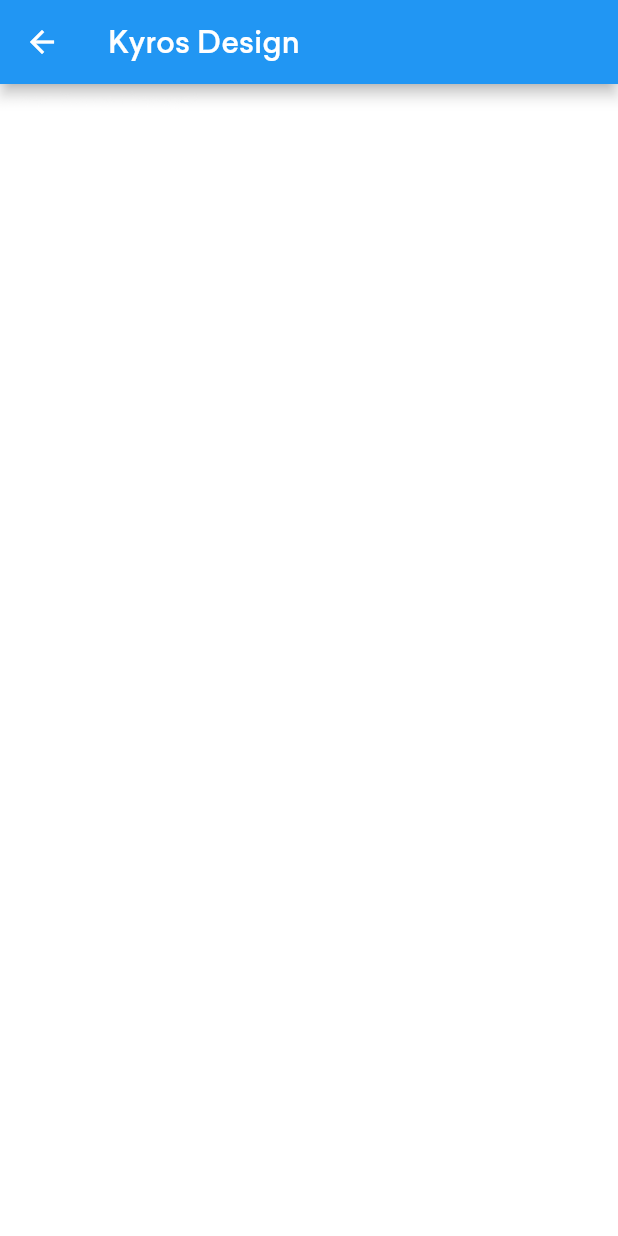
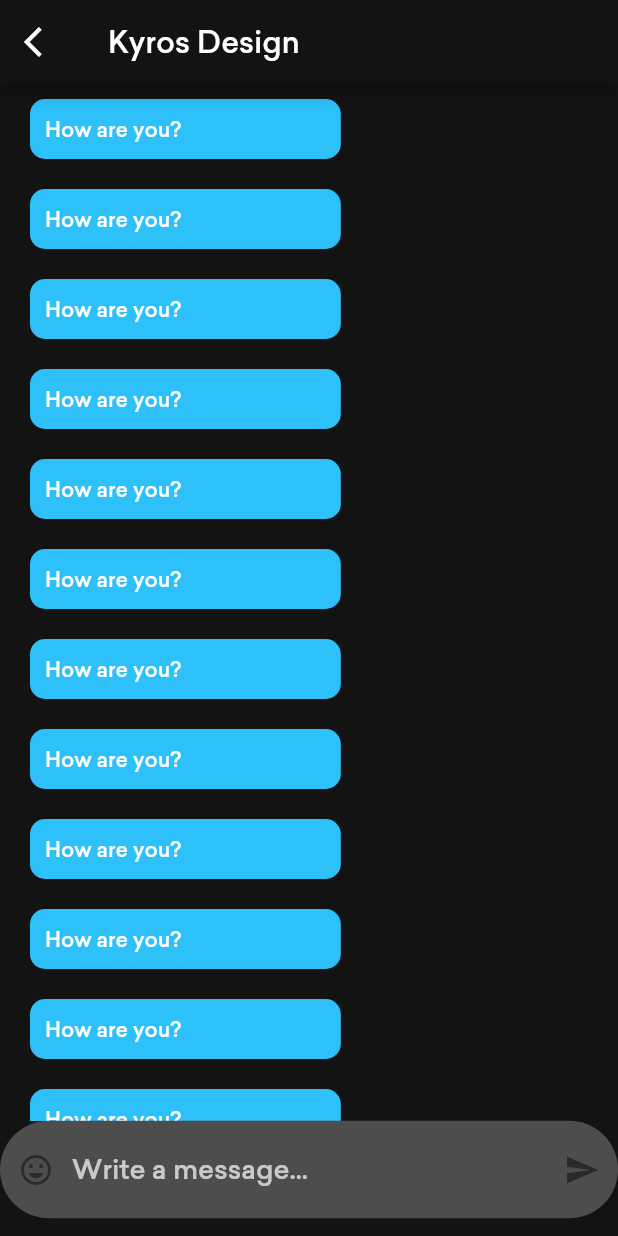
Before and after one commit to KyrosDev/BucketDesign, a Flutter app: the screen it shows after launch, item 3 of the bottom bar chosen, after a tap on "10", on a phone screen of 412 x 824 dp. Run offline on Flutter 3.47's test engine with Material 2 defaults, Android fonts, the phone set to English and light mode, and no system bars; our stand-ins replace flutter_svg, font_awesome_flutter, photo_view, timeago; network calls fail.

Commit message:
Created user chat view and message Modal

```diff
--- a/BucketDesign/lib/views/postDetails.dart
+++ b/BucketDesign/lib/views/postDetails.dart
@@ -190,12 +190,14 @@ class _PostPageState extends State<PostPage> {
                 GestureDetector(
                   onTap: () => Navigator.of(context)
                       .pushNamed(FullImageViewer.routeName, arguments: {
-                    "title": post.title,
+                    "post": post,
                     "url": post.attachments[_currentIndex]
                   }),
                   onDoubleTap: _liked ? () => {} : _like,
                   onHorizontalDragEnd: (DragEndDetails details) =>
                       _changeImageByScroll(details),
+                  child: Hero(
+                    tag: "image${post.id}",
                     child: Container(
                       margin: const EdgeInsets.only(top: 20),
                       decoration: BoxDecoration(
@@ -208,6 +210,7 @@ class _PostPageState extends State<PostPage> {
                       ),
                       child: AspectRatio(
                         aspectRatio: 16 / 9,
+                      ),
                     ),
                   ),
                 ),
--- a/BucketDesign/lib/views/user_chat.dart
+++ b/BucketDesign/lib/views/user_chat.dart
@@ -1,5 +1,11 @@
 // Packages
 import 'package:flutter/material.dart';
+
+// Utils
+import '../utils/Theme.dart';
+
+// Widgets
+import '../widgets/messages_list.dart';
 
 class UserChat extends StatefulWidget {
   static const routeName = "/chat/";
@@ -12,15 +18,67 @@ class _UserChatState extends State<UserChat> {
   @override
   Widget build(BuildContext context) {
     Map<String, dynamic> arguments = ModalRoute.of(context).settings.arguments;
+    MediaQueryData mq = MediaQuery.of(context);
+
+    AppBar appBar = AppBar(
+      title: Text(arguments["user"]),
+      leading: IconButton(
+        icon: Icon(
+          Icons.arrow_back_ios,
+        ),
+        onPressed: () => Navigator.of(context).pop(),
+      ),
+      backgroundColor: CustomTheme.darkGray,
+    );
+
     return Scaffold(
-      appBar: AppBar(
-        title: Text(arguments["user"]),
-      ),
+      appBar: appBar,
       body: Container(
-        child: Text(
-          arguments.toString(),
-          style: TextStyle(
-            color: Colors.white,
+        height: (mq.size.height - mq.padding.top),
+        color: CustomTheme.darkGray,
+        child: SingleChildScrollView(
+          child: Column(
+            mainAxisAlignment: MainAxisAlignment.end,
+            crossAxisAlignment: CrossAxisAlignment.start,
+            children: <Widget>[
+              MessagesList(appBar),
+              Container(
+                height: (mq.size.height -
+                        mq.padding.top -
+                        appBar.preferredSize.height) *
+                    0.1,
+                child: TextField(
+                  decoration: InputDecoration(
+                    suffixIcon: IconButton(
+                      icon: Icon(Icons.send),
+                      onPressed: () => {},
+                    ),
+                    border: OutlineInputBorder(
+                      borderSide: BorderSide.none,
+                      borderRadius: const BorderRadius.all(
+                        const Radius.circular(50.0),
+                      ),
+                    ),
+                    filled: true,
+                    fillColor: Color(0xFF4D4D4D),
+                    hintText: "Write a message...",
+                    labelStyle: TextStyle(
+                      fontWeight: FontWeight.bold,
+                    ),
+                    hintStyle: TextStyle(
+                      color: Colors.white70,
+                      fontSize: 18,
+                    ),
+                    prefixIcon: IconButton(
+                      onPressed: () => print("asdasd"),
+                      icon: Icon(
+                        Icons.insert_emoticon,
+                      ),
+                    ),
+                  ),
+                ),
+              ),
+            ],
           ),
         ),
       ),
--- a/BucketDesign/lib/widgets/chat_preview_widget.dart
+++ b/BucketDesign/lib/widgets/chat_preview_widget.dart
@@ -52,10 +52,15 @@ class _ChatPreviewWidgetState extends State<ChatPreviewWidget> {
                 Positioned(
                   right: 0,
                   child: Container(
-                    padding: const EdgeInsets.symmetric(vertical: 3, horizontal: 4),
+                    padding:
+                        const EdgeInsets.symmetric(vertical: 3, horizontal: 4),
                     decoration: BoxDecoration(
                       borderRadius: BorderRadius.circular(20),
                       color: CustomTheme.mainColor,
+                      border: Border.all(
+                        color: CustomTheme.darkGray,
+                        width: 3,
+                      ),
                     ),
                     child: Text(
                       "10",
@@ -75,11 +80,23 @@ class _ChatPreviewWidgetState extends State<ChatPreviewWidget> {
               child: Column(
                 crossAxisAlignment: CrossAxisAlignment.start,
                 children: <Widget>[
-                  Text(
-                    "Kyros Design",
-                    style: TextStyle(
-                      color: CustomTheme.white,
-                    ),
+                  Row(
+                    mainAxisAlignment: MainAxisAlignment.spaceBetween,
+                    children: <Widget>[
+                      Text(
+                        "Kyros Design",
+                        style: TextStyle(
+                          color: CustomTheme.white,
+                        ),
+                      ),
+                      Text(
+                        "2 Day Ago",
+                        style: TextStyle(
+                          color: CustomTheme.white.withOpacity(.6),
+                          fontSize: 10,
+                        ),
+                      )
+                    ],
                   ),
                   Text(
                     "Hello, how are you?asd asd asd ags gsfd ",
--- a/BucketDesign/lib/widgets/mainAppBar.dart
+++ b/BucketDesign/lib/widgets/mainAppBar.dart
@@ -42,11 +42,18 @@ class _MainAppBarState extends State<MainAppBar> {
                 width: 30,
                 height: 30,
                 radius: 5,
-                color: CustomTheme.white,
+                color: Colors.transparent,
+                shadow: [
+                  BoxShadow(
+                    blurRadius: 10,
+                    offset: const Offset(0,0),
+                    color: Colors.black,
+                  )
+                ],
                 child: Container(
                   decoration: BoxDecoration(
                     image: DecorationImage(
-                      image: AssetImage("assets/images/ui.png"),
+                      image: AssetImage("assets/images/logo.png"),
                       fit: BoxFit.contain,
                       alignment: Alignment.center,
                     ),
--- /dev/null
+++ b/BucketDesign/lib/widgets/messages_list.dart
@@ -0,0 +1,51 @@
+// Packages
+import 'package:flutter/material.dart';
+
+// Utils
+import '../utils/Theme.dart';
+
+class MessagesList extends StatefulWidget {
+  final AppBar appBar;
+  MessagesList(this.appBar);
+
+  @override
+  _MessagesListState createState() => _MessagesListState();
+}
+
+class _MessagesListState extends State<MessagesList> {
+  @override
+  Widget build(BuildContext context) {
+    MediaQueryData mq = MediaQuery.of(context);
+    return Container(
+      constraints: BoxConstraints(maxWidth: mq.size.width * 0.6),
+      height: (mq.size.height -
+              widget.appBar.preferredSize.height -
+              mq.padding.top) *
+          0.9,
+      child: ListView.builder(
+        physics: BouncingScrollPhysics(),
+        scrollDirection: Axis.vertical,
+        itemCount: 100,
+        itemBuilder: (BuildContext context, int index) {
+          return Container(
+            margin: const EdgeInsets.symmetric(
+              vertical: 10,
+              horizontal: 20,
+            ),
+            padding: const EdgeInsets.all(10),
+            decoration: BoxDecoration(
+              color: CustomTheme.mainColor,
+              borderRadius: BorderRadius.circular(10),
+            ),
+            child: Text(
+              "How are you?",
+              style: TextStyle(
+                color: Colors.white,
+              ),
+            ),
+          );
+        },
+      ),
+    );
+  }
+}
--- a/BucketDesign/pubspec.yaml
+++ b/BucketDesign/pubspec.yaml
@@ -54,6 +54,7 @@ flutter:
    - assets/user/mds.svg
    - assets/user/morgan.svg
    - assets/images/ui.png
+   - assets/images/logo.png
 
   # The following line ensures that the Material Icons font is
   # included with your application, so that you can use the icons in
```
Also changed, not shown: BucketDesign/lib/main.dart (+17 -1 lines), BucketDesign/lib/models/Message.dart (added, +33 -0 lines), BucketDesign/lib/views/fullPhoto.dart (+16 -10 lines), BucketDesign/assets/images/logo.png (added). Lines whose indentation alone changed are shown as unchanged.
